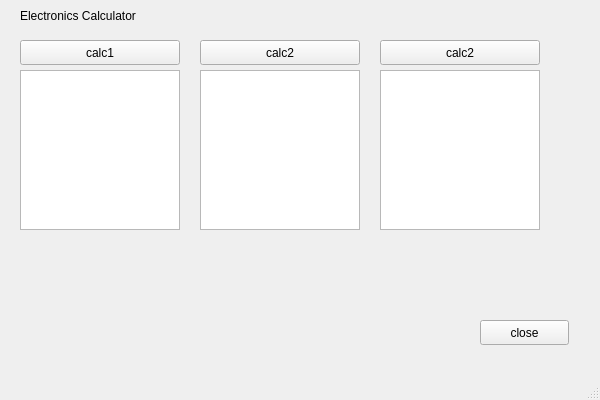
Before: the Qt Designer form CalcApplication/MainWindow.ui in yannickflepp/PmSwEng, drawn with Qt 5.
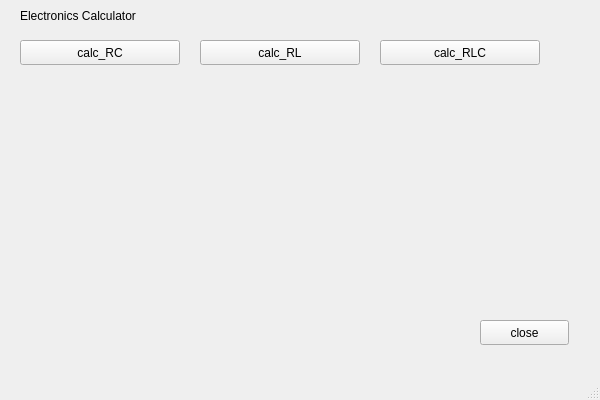
After: the same form once the commit is applied. Icons and pictures are not drawn.

Patch:
```diff
--- a/CalcApplication/MainWindow.ui
+++ b/CalcApplication/MainWindow.ui
@@ -29,17 +29,7 @@
      </rect>
     </property>
     <property name="text">
-     <string>calc1</string>
-    </property>
-   </widget>
-   <widget class="QGraphicsView" name="graphicsView">
-    <property name="geometry">
-     <rect>
-      <x>20</x>
-      <y>70</y>
-      <width>160</width>
-      <height>160</height>
-     </rect>
+     <string>calc_RC</string>
     </property>
    </widget>
    <widget class="QLabel" name="label">
@@ -65,22 +55,12 @@
      </rect>
     </property>
     <property name="text">
-     <string>calc2</string>
+     <string>calc_RL</string>
     </property>
    </widget>
-   <widget class="QGraphicsView" name="graphicsView_2">
+   <widget class="QPushButton" name="buttonRLC">
     <property name="geometry">
      <rect>
-      <x>200</x>
-      <y>70</y>
-      <width>160</width>
-      <height>160</height>
-     </rect>
-    </property>
-   </widget>
-   <widget class="QPushButton" name="pushButton_3">
-    <property name="geometry">
-     <rect>
       <x>380</x>
       <y>40</y>
       <width>160</width>
@@ -88,20 +68,10 @@
      </rect>
     </property>
     <property name="text">
-     <string>calc2</string>
+     <string>calc_RLC</string>
     </property>
    </widget>
-   <widget class="QGraphicsView" name="graphicsView_3">
-    <property name="geometry">
-     <rect>
-      <x>380</x>
-      <y>70</y>
-      <width>160</width>
-      <height>160</height>
-     </rect>
-    </property>
-   </widget>
-   <widget class="QPushButton" name="pushButton_4">
+   <widget class="QPushButton" name="buttonClose">
     <property name="geometry">
      <rect>
       <x>480</x>
@@ -114,6 +84,63 @@
      <string>close</string>
     </property>
    </widget>
+   <widget class="QLabel" name="label_RC">
+    <property name="geometry">
+     <rect>
+      <x>20</x>
+      <y>70</y>
+      <width>160</width>
+      <height>160</height>
+     </rect>
+    </property>
+    <property name="text">
+     <string/>
+    </property>
+    <property name="pixmap">
+     <pixmap>pictures/RC.png</pixmap>
+    </property>
+    <property name="scaledContents">
+     <bool>true</bool>
+    </property>
+   </widget>
+   <widget class="QLabel" name="label_RL">
+    <property name="geometry">
+     <rect>
+      <x>200</x>
+      <y>70</y>
+      <width>160</width>
+      <height>160</height>
+     </rect>
+    </property>
+    <property name="text">
+     <string/>
+    </property>
+    <property name="pixmap">
+     <pixmap>pictures/RL.png</pixmap>
+    </property>
+    <property name="scaledContents">
+     <bool>true</bool>
+    </property>
+   </widget>
+   <widget class="QLabel" name="label_RLC">
+    <property name="geometry">
+     <rect>
+      <x>380</x>
+      <y>70</y>
+      <width>160</width>
+      <height>160</height>
+     </rect>
+    </property>
+    <property name="text">
+     <string/>
+    </property>
+    <property name="pixmap">
+     <pixmap>pictures/RLC.png</pixmap>
+    </property>
+    <property name="scaledContents">
+     <bool>true</bool>
+    </property>
+   </widget>
   </widget>
   <widget class="QMenuBar" name="menubar">
    <property name="geometry">
```
Left out of the diff: 6 changed lines with no effect on the pictures.
